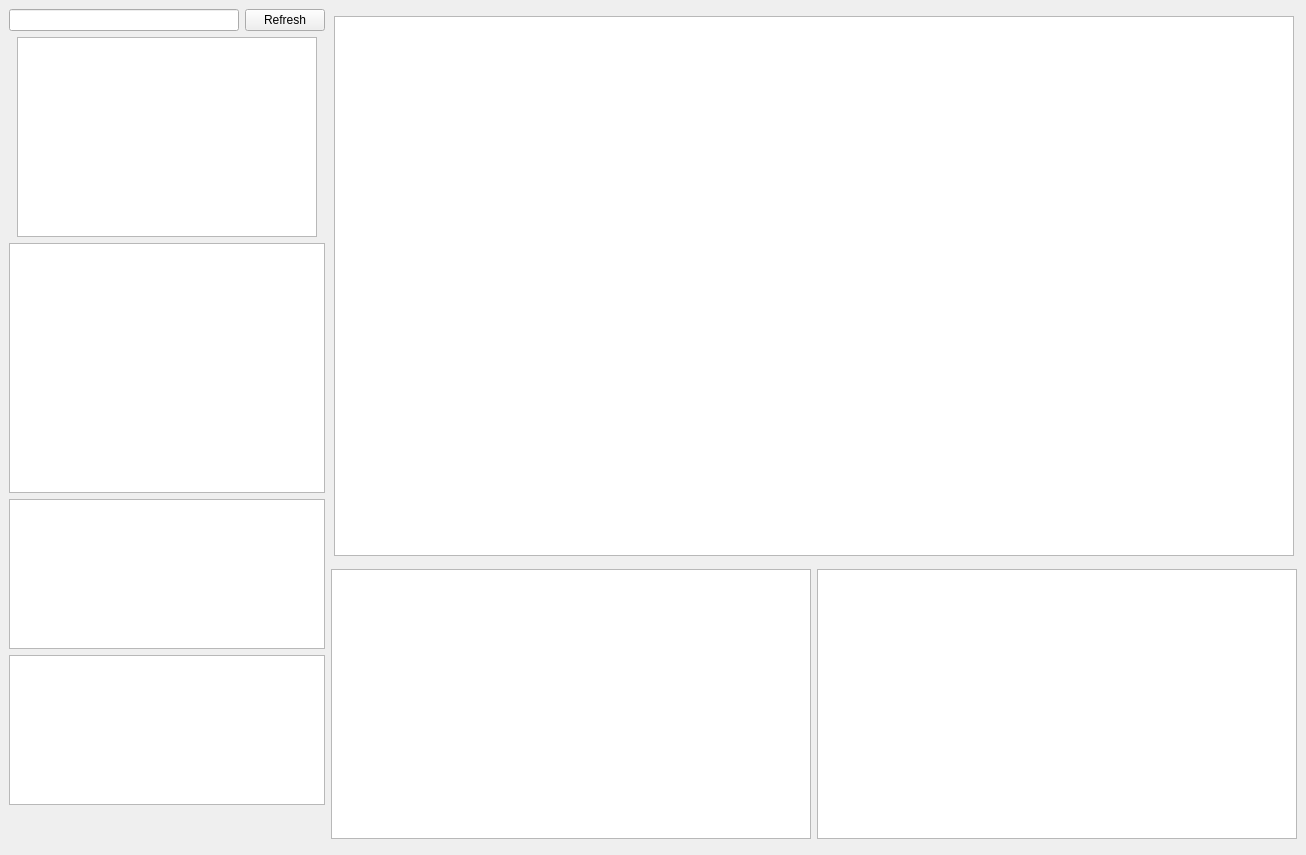
yildbs/SuperLabeler, file Form2.ui: the form before one commit.
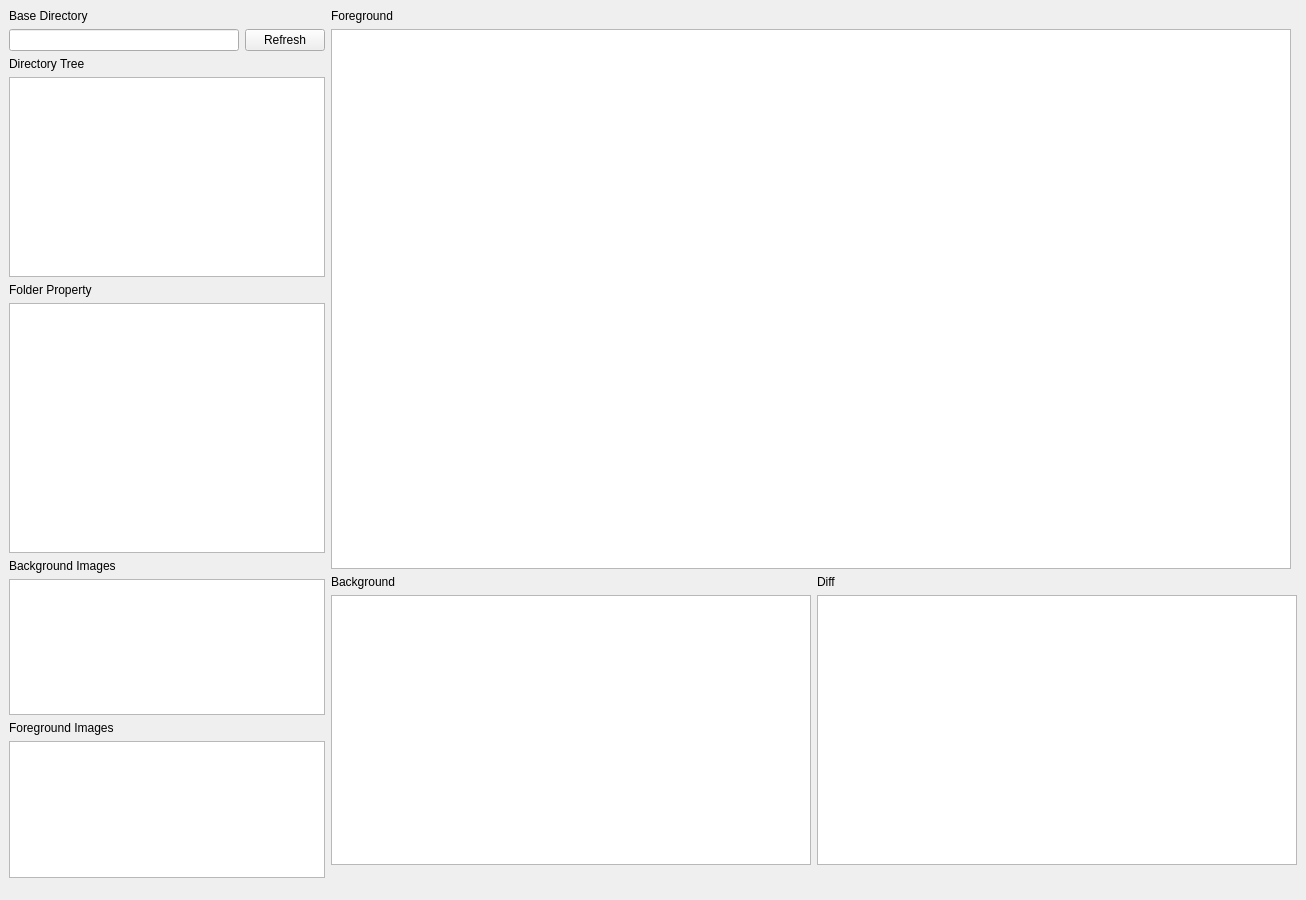
The form after the commit.

```diff
--- a/Form2.ui
+++ b/Form2.ui
@@ -7,7 +7,7 @@
     <x>0</x>
     <y>0</y>
     <width>1306</width>
-    <height>855</height>
+    <height>900</height>
    </rect>
   </property>
   <property name="sizePolicy">
@@ -36,6 +36,15 @@
     <item>
      <layout class="QVBoxLayout" name="verticalLayout">
       <item>
+       <widget class="QLabel" name="label_5">
+        <property name="text">
+         <string>Base Directory</string>
+        </property>
+       </widget>
+      </item>
+      <item>
+       <layout class="QVBoxLayout" name="verticalLayout_6">
+        <item>
        <layout class="QHBoxLayout" name="horizontalLayout_3">
         <item>
          <widget class="QLineEdit" name="lineEdit_BaseDirectory"/>
@@ -49,19 +58,28 @@
         </item>
        </layout>
       </item>
+       </layout>
+      </item>
       <item>
-       <layout class="QHBoxLayout" name="horizontalLayout_5">
+       <layout class="QVBoxLayout" name="verticalLayout_5">
+        <item>
+         <widget class="QLabel" name="label_4">
+          <property name="text">
+           <string>Directory Tree</string>
+          </property>
+         </widget>
+        </item>
         <item>
          <widget class="QTreeView" name="treeView_DirectoryTree">
           <property name="minimumSize">
            <size>
-            <width>300</width>
+            <width>0</width>
             <height>200</height>
            </size>
           </property>
           <property name="maximumSize">
            <size>
-            <width>300</width>
+            <width>9999999</width>
             <height>200</height>
            </size>
           </property>
@@ -76,6 +94,13 @@
        <layout class="QVBoxLayout" name="verticalLayout_3">
         <item>
          <layout class="QVBoxLayout" name="verticalLayout_4">
+          <item>
+           <widget class="QLabel" name="label_3">
+            <property name="text">
+             <string>Folder Property</string>
+            </property>
+           </widget>
+          </item>
           <item>
            <widget class="QTableWidget" name="tableWidget_folder_property">
             <property name="minimumSize">
@@ -86,6 +111,13 @@
             </property>
            </widget>
           </item>
+          <item>
+           <widget class="QLabel" name="label_2">
+            <property name="text">
+             <string>Background Images</string>
+            </property>
+           </widget>
+          </item>
           <item>
            <widget class="QListWidget" name="listWidget_backgrounds">
             <property name="maximumSize">
@@ -96,6 +128,13 @@
             </property>
            </widget>
           </item>
+          <item>
+           <widget class="QLabel" name="label">
+            <property name="text">
+             <string>Foreground Images</string>
+            </property>
+           </widget>
+          </item>
           <item>
            <widget class="QListWidget" name="listWidget_foregrounds">
             <property name="maximumSize">
@@ -128,7 +167,14 @@
     <item>
      <layout class="QVBoxLayout" name="verticalLayout_2">
       <item>
-       <layout class="QHBoxLayout" name="horizontalLayout_4">
+       <layout class="QVBoxLayout" name="verticalLayout_7">
+        <item>
+         <widget class="QLabel" name="label_8">
+          <property name="text">
+           <string>Foreground</string>
+          </property>
+         </widget>
+        </item>
         <item>
          <widget class="QGraphicsView" name="graphicsView_foreground">
           <property name="minimumSize">
@@ -150,6 +196,15 @@
       <item>
        <layout class="QHBoxLayout" name="horizontalLayout">
         <item>
+         <layout class="QVBoxLayout" name="verticalLayout_8">
+          <item>
+           <widget class="QLabel" name="label_7">
+            <property name="text">
+             <string>Background</string>
+            </property>
+           </widget>
+          </item>
+          <item>
          <widget class="QGraphicsView" name="graphicsView_background">
           <property name="minimumSize">
            <size>
@@ -165,6 +220,17 @@
           </property>
          </widget>
         </item>
+         </layout>
+        </item>
+        <item>
+         <layout class="QVBoxLayout" name="verticalLayout_9">
+          <item>
+           <widget class="QLabel" name="label_6">
+            <property name="text">
+             <string>Diff</string>
+            </property>
+           </widget>
+          </item>
         <item>
          <widget class="QGraphicsView" name="graphicsView_diff">
           <property name="minimumSize">
@@ -182,6 +248,21 @@
          </widget>
         </item>
        </layout>
+        </item>
+       </layout>
+      </item>
+      <item>
+       <spacer name="verticalSpacer_2">
+        <property name="orientation">
+         <enum>Qt::Vertical</enum>
+        </property>
+        <property name="sizeHint" stdset="0">
+         <size>
+          <width>20</width>
+          <height>40</height>
+         </size>
+        </property>
+       </spacer>
       </item>
      </layout>
     </item>
```
Lines whose indentation alone changed are shown as unchanged.
